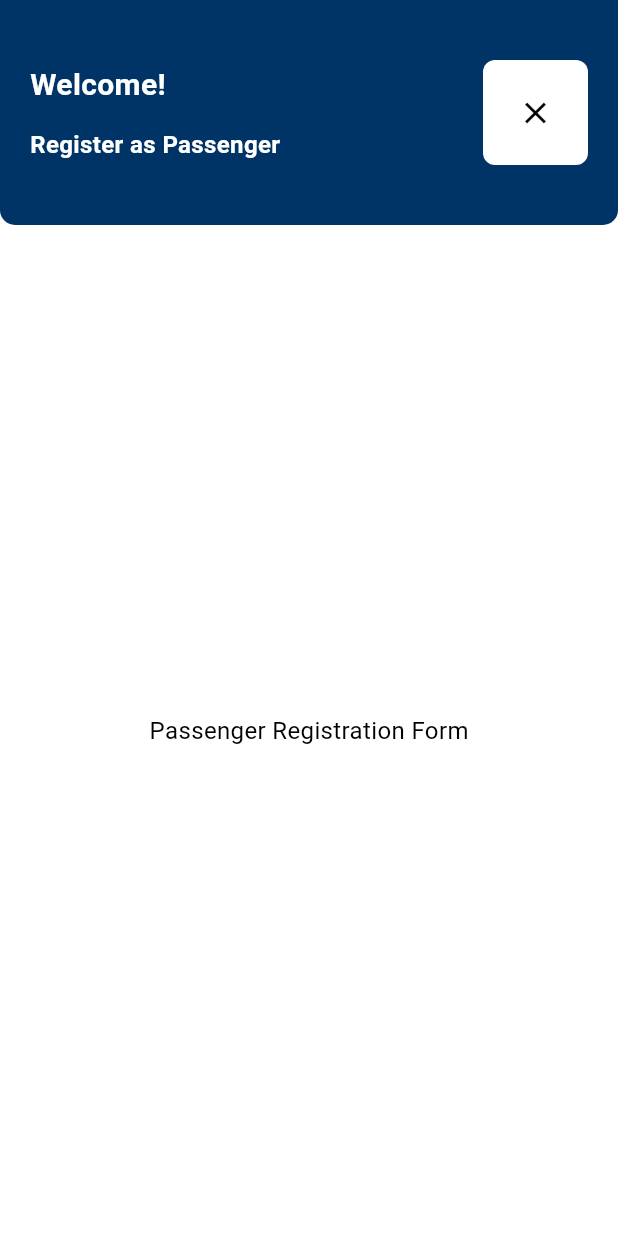
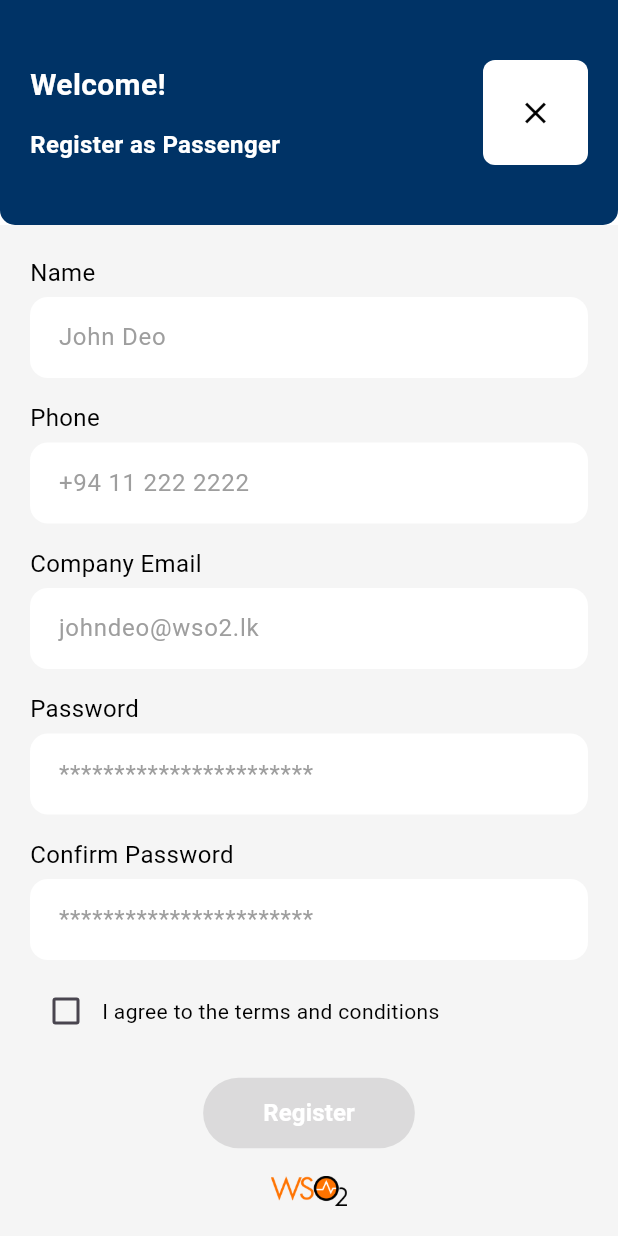
Before and after one commit to wso2-ballerina-carpooling-project/mobile-app-frontend, a Flutter app: the screen it shows after launch, on a phone screen of 412 x 824 dp. Run offline on Flutter 3.47's test engine with Material 3 defaults, Android fonts, the phone set to English and light mode, and no system bars.

Commit message:
add registration form

```diff
--- a/lib/views/login_page.dart
+++ b/lib/views/login_page.dart
@@ -16,10 +16,10 @@ class LoginPage extends StatelessWidget {
             Image.asset(appLogo, height: 100),
             SizedBox(height: 20),
             Text("Welcome back!", style: TextStyle(color: Colors.white, fontSize: 18)),
-            CustomInputField(hint: "Username"),
-            CustomInputField(hint: "Password", obscureText: true),
+            CustomInputField(label: "Username"),
+            CustomInputField(label: "Password", obscureText: true),
             SizedBox(height: 20),
-            CustomButton(text: "Login", onPressed: () {
+            CustomButton(text: "Login",   onPressed: () {
               Navigator.pushNamed(context, '/signup');
             }),
             SizedBox(height: 10),
--- a/lib/views/passenger_registration.dart
+++ b/lib/views/passenger_registration.dart
@@ -1,18 +1,26 @@
 import 'package:flutter/material.dart';
 import 'package:mobile_frontend/config/constant.dart';
+import 'package:mobile_frontend/widgets/custom_input_field.dart';
 
-class PassengerRegistration extends StatelessWidget {
+class PassengerRegistration extends StatefulWidget {
   const PassengerRegistration({super.key});
+
+  @override
+  _PassengerRegistrationState createState() => _PassengerRegistrationState();
+}
+
+class _PassengerRegistrationState extends State<PassengerRegistration> {
+  bool _isChecked = false; // Checkbox state
 
   @override
   Widget build(BuildContext context) {
     return Scaffold(
       backgroundColor: Colors.white,
       appBar: PreferredSize(
-        preferredSize: const Size.fromHeight(150), // Adjust height
+        preferredSize: const Size.fromHeight(150),
         child: AppBar(
-          automaticallyImplyLeading: false, // Removes default back button
-          backgroundColor: primaryColor, // Dark Blue Background
+          automaticallyImplyLeading: false,
+          backgroundColor: primaryColor,
           shape: const RoundedRectangleBorder(
             borderRadius: BorderRadius.only(
               bottomLeft: Radius.circular(10),
@@ -39,7 +47,11 @@ class PassengerRegistration extends StatelessWidget {
                     SizedBox(height: 14),
                     Text(
                       "Register as Passenger",
-                      style: TextStyle(color: Colors.white, fontSize: 16,fontWeight: FontWeight.bold),
+                      style: TextStyle(
+                        color: Colors.white,
+                        fontSize: 16,
+                        fontWeight: FontWeight.bold,
+                      ),
                     ),
                   ],
                 ),
@@ -62,7 +74,78 @@ class PassengerRegistration extends StatelessWidget {
           ),
         ),
       ),
-      body: const Center(child: Text("Passenger Registration Form",style: TextStyle(color: Colors.black),)),
+      body: Container(
+        color: const Color(0xFFF5F5F5),
+        padding: const EdgeInsets.all(20),
+        child: Column(
+          children: [
+            Expanded(
+              child: Column(
+                mainAxisAlignment: MainAxisAlignment.start,
+                children: [
+                  const CustomInputField(label: "Name", hint: "John Deo"),
+                  const SizedBox(height: 15),
+                  const CustomInputField(label: "Phone", hint: "+94 11 222 2222"),
+                  const SizedBox(height: 15),
+                  const CustomInputField(label: "Company Email", hint: "johndeo@wso2.lk"),
+                  const SizedBox(height: 15),
+                  const CustomInputField(label: "Password", hint: "***********************"),
+                  const SizedBox(height: 15),
+                  const CustomInputField(label: "Confirm Password", hint: "***********************"),
+                  const SizedBox(height: 10),
+
+                  // Checkbox Row
+                  Row(
+                    children: [
+                      Checkbox(
+                        value: _isChecked,
+                        onChanged: (bool? value) {
+                          setState(() {
+                            _isChecked = value!;
+                          });
+                        },
+                        activeColor: primaryColor, // Checkbox color
+                      ),
+                      const Expanded(
+                        child: Text(
+                          "I agree to the terms and conditions",
+                          style: TextStyle(fontSize: 14, color: Colors.black),
+                        ),
+                      ),
+                    ],
+                  ),
+                  const SizedBox(height: 20),
+
+                  // Register Button
+                  ElevatedButton(
+                    onPressed: _isChecked ? () {
+                      // Handle registration action
+                    } : null, // Disable button if not checked
+                    style: ElevatedButton.styleFrom(
+                      backgroundColor: primaryColor,
+                      padding: const EdgeInsets.symmetric(horizontal: 40, vertical: 12),
+                      shape: RoundedRectangleBorder(
+                        borderRadius: BorderRadius.circular(50),
+                      ),
+                    ),
+                    child: const Text(
+                      "Register",
+                      style: TextStyle(color: Colors.white, fontSize: 16, fontWeight: FontWeight.bold),
+                    ),
+                  ),
+                  const Spacer(), // Pushes the logo to the bottom
+
+                  // Company Logo at Bottom
+                  Align(
+                    alignment: Alignment.bottomCenter,
+                    child: Image.asset(companyLogo, height: 20),
+                  ),
+                ],
+              ),
+            ),
+          ],
+        ),
+      ),
     );
   }
 }
--- a/lib/widgets/custom_input_field.dart
+++ b/lib/widgets/custom_input_field.dart
@@ -1,24 +1,49 @@
 import 'package:flutter/material.dart';
 
 class CustomInputField extends StatelessWidget {
-  final String hint;
+  final String label;
+  final String? hint; // Optional placeholder text
   final bool obscureText;
 
-  CustomInputField({required this.hint, this.obscureText = false});
+  const CustomInputField({
+    super.key,
+    required this.label,
+    this.hint,
+    this.obscureText = false,
+  });
 
   @override
   Widget build(BuildContext context) {
-    return Padding(
-      padding: EdgeInsets.symmetric(vertical: 10),
-      child: TextField(
-        obscureText: obscureText,
-        decoration: InputDecoration(
-          hintText: hint,
-          filled: true,
-          fillColor: Colors.white,
-          border: OutlineInputBorder(borderRadius: BorderRadius.circular(8)),
+    return Column(
+      crossAxisAlignment: CrossAxisAlignment.start,
+      children: [
+        // Label
+        Text(
+          label,
+          style: const TextStyle(
+            fontSize: 16,
+            fontWeight: FontWeight.w400,
+            color: Colors.black,
+          ),
         ),
-      ),
+        const SizedBox(height: 5),
+
+        // TextField
+        TextField(
+          obscureText: obscureText,
+          decoration: InputDecoration(
+            hintText: hint, // Optional placeholder text
+            hintStyle: TextStyle(color: Colors.grey.shade500),
+            filled: true,
+            fillColor: Colors.white,
+            contentPadding: const EdgeInsets.symmetric(vertical: 15, horizontal: 15),
+            border: OutlineInputBorder(
+              borderRadius: BorderRadius.circular(12), // Rounded corners
+              borderSide: BorderSide.none, // No border
+            ),
+          ),
+        ),
+      ],
     );
   }
 }
```
